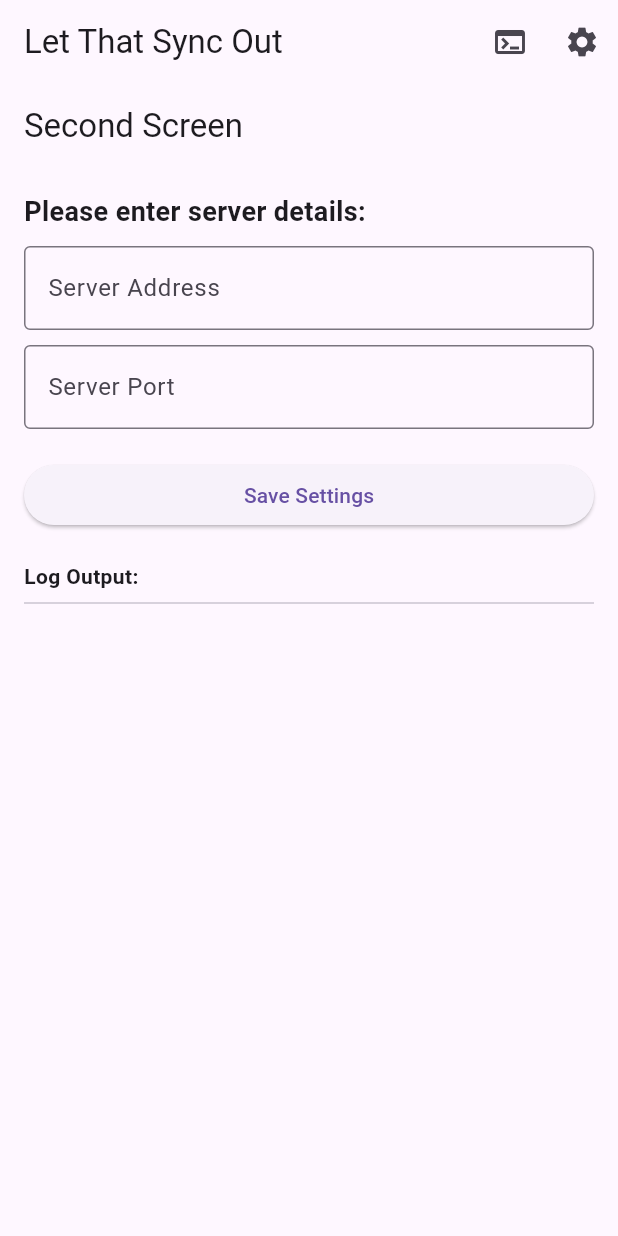
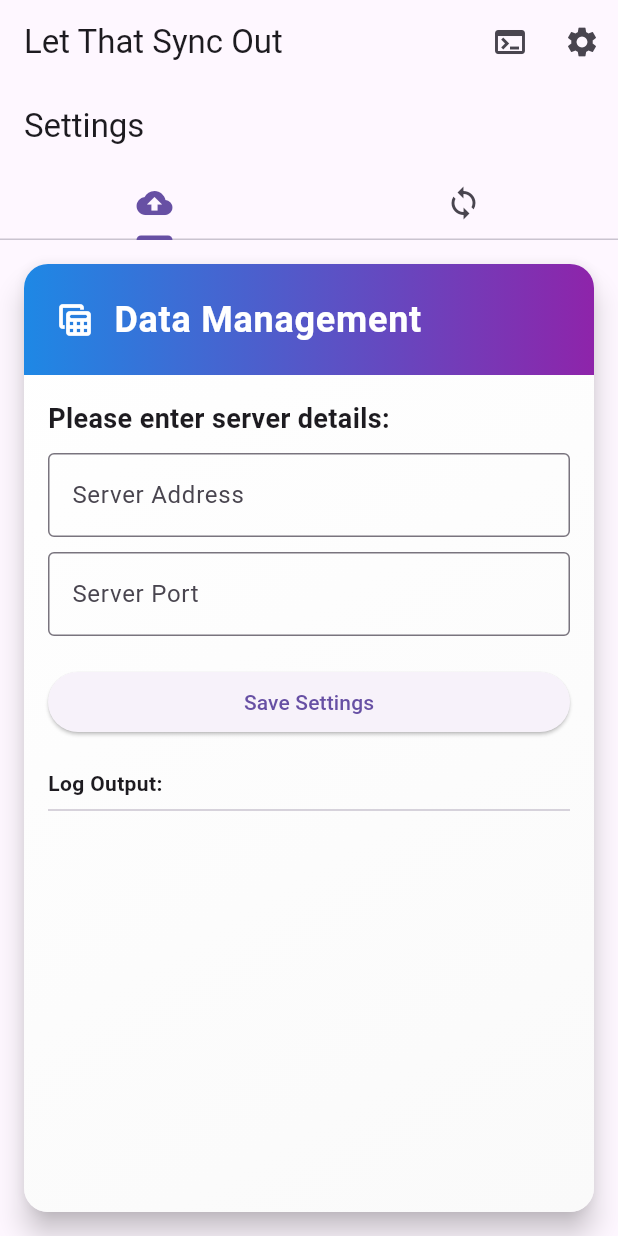
Before and after one commit to vauradkar/letso, a Flutter app: the screen it shows after launch, after a tap on "Save Settings", on a phone screen of 412 x 824 dp. Run offline on Flutter 3.47's test engine with Material 3 defaults, Android fonts, the phone set to English and light mode, and no system bars; our stand-ins replace file_picker, logger, shared_preferences, web; missing offline and left inert: dart_either.

```diff
--- a/ui/lib/app_state.dart
+++ b/ui/lib/app_state.dart
@@ -1,8 +1,15 @@
 import 'package:letso/api.dart';
 import 'package:letso/preferences.dart';
+import 'package:letso/upload_manager.dart';
 
 class AppState {
   final Preferences preferences;
   final Api api;
-  AppState({required this.preferences, required this.api});
+  final UploadManager uploadManager;
+
+  AppState({
+    required this.preferences,
+    required this.api,
+    required this.uploadManager,
+  });
 }
--- a/ui/lib/browser_container.dart
+++ b/ui/lib/browser_container.dart
@@ -81,7 +81,7 @@ class _BrowserContainerState extends State<BrowserContainer> {
           return FileBrowser(
             directory: snapshot.data!.orNull()!,
             eventHandlers: eventHandlers,
-            api: widget.appState.api,
+            appState: widget.appState,
           );
         } else {
           // Handle case where data is null
--- a/ui/lib/data.dart
+++ b/ui/lib/data.dart
@@ -82,3 +82,16 @@ class LookupResult {
       _$LookupResultFromJson(json);
   Map<String, dynamic> toJson() => _$LookupResultToJson(this);
 }
+
+@JsonSerializable()
+class SyncPath {
+  final PortablePath local;
+  final PortablePath remote;
+
+  SyncPath({required this.local, required this.remote});
+
+  Map<String, dynamic> toJson() => _$SyncPathToJson(this);
+
+  static SyncPath fromJson(Map<String, dynamic> json) =>
+      _$SyncPathFromJson(json);
+}
--- a/ui/lib/main.dart
+++ b/ui/lib/main.dart
@@ -6,6 +6,7 @@ import 'package:letso/browser_container.dart';
 import 'package:letso/log_viewer.dart';
 import 'package:letso/preferences.dart';
 import 'package:letso/settings_page.dart';
+import 'package:letso/upload_manager.dart';
 
 // This is the main entry point for the Flutter application.
 void main() async {
@@ -92,7 +93,11 @@ class _MyAppState extends State<MyApp> {
           } else if (snapshot.hasData) {
             Preferences preferences = snapshot.data as Preferences;
             Api api = Api.create(preferences);
-            AppState appState = AppState(preferences: preferences, api: api);
+            AppState appState = AppState(
+              preferences: preferences,
+              api: api,
+              uploadManager: UploadManager(api: api),
+            );
             if (preferences.isConfigured()) {
               return BrowserContainer(appState: appState);
             } else {
--- /dev/null
+++ b/ui/lib/settings.dart
@@ -0,0 +1,41 @@
+import 'dart:convert';
+import 'package:letso/data.dart';
+import 'package:shared_preferences/shared_preferences.dart';
+
+class Settings {
+  String serverAddress = '';
+  String serverPort = '';
+  List<SyncPath> syncPaths = [];
+
+  Settings();
+
+  Future<void> load() async {
+    final prefs = SharedPreferencesAsync();
+    serverAddress = await prefs.getString('serverAddress') ?? '';
+    serverPort = await prefs.getString('serverPort') ?? '';
+    syncPaths =
+        (json.decode(await prefs.getString('syncPaths') ?? '[]') as List)
+            .map((e) => SyncPath.fromJson(e))
+            .toList();
+  }
+
+  Future<void> save() async {
+    final prefs = SharedPreferencesAsync();
+    await prefs.setString('serverAddress', serverAddress);
+    await prefs.setString('serverPort', serverPort);
+    await prefs.setString(
+      'syncPaths',
+      json.encode(syncPaths.map((e) => e.toJson()).toList()),
+    );
+  }
+
+  Future<void> addSyncPath(SyncPath path) async {
+    syncPaths.add(path);
+    await save();
+  }
+
+  Future<void> removeSyncPath(SyncPath path) async {
+    syncPaths.remove(path);
+    await save();
+  }
+}
--- a/ui/lib/settings_page.dart
+++ b/ui/lib/settings_page.dart
@@ -1,5 +1,8 @@
 import 'package:flutter/material.dart';
-import 'package:shared_preferences/shared_preferences.dart';
+import 'package:letso/data.dart';
+import 'package:letso/logger_manager.dart';
+import 'package:letso/settings.dart';
+import 'package:letso/synced_directory_setting.dart';
 
 class SettingsPage extends StatefulWidget {
   final Function onChange;
@@ -10,14 +13,14 @@ class SettingsPage extends StatefulWidget {
 }
 
 class SettingsPageState extends State<SettingsPage> {
+  final Settings _settings = Settings();
+
   // Controllers for the text input fields.
   final TextEditingController _serverAddressController =
       TextEditingController();
   final TextEditingController _serverPortController = TextEditingController();
 
   // State variables for managing the UI.
-  String? _serverAddress;
-  String? _serverPort;
   final List<String> _logOutput = [];
   List<String> currentDirectory = ["."];
 
@@ -29,35 +32,28 @@ class SettingsPageState extends State<SettingsPage> {
 
   // Asynchronously loads the server address and port from SharedPreferencesAsync.
   Future<void> _loadSettings() async {
-    final prefs = SharedPreferencesAsync();
-    String? serverAddress = await prefs.getString('serverAddress');
-    String? serverPort = await prefs.getString('serverPort');
-    _serverAddress = serverAddress;
-    _serverPort = serverPort;
-    _serverAddressController.text = _serverAddress ?? '';
-    _serverPortController.text = _serverPort ?? '';
+    await _settings.load();
+
+    _serverAddressController.text = _settings.serverAddress;
+    _serverPortController.text = _settings.serverPort;
   }
 
   // Asynchronously saves the server address and port to SharedPreferencesAsync.
   Future<void> _saveSettings() async {
-    final prefs = SharedPreferencesAsync();
-    await prefs.setString('serverAddress', _serverAddressController.text);
-    await prefs.setString('serverPort', _serverPortController.text);
     setState(() {
-      _serverAddress = _serverAddressController.text;
-      _serverPort = _serverPortController.text;
+      _settings.serverAddress = _serverAddressController.text;
+      _settings.serverPort = _serverPortController.text;
+
       _logOutput.add('Settings saved successfully.');
     });
+    _settings.save();
     widget.onChange(); // Notify the parent widget about the change.
   }
 
-  @override
-  Widget build(BuildContext context) {
-    return Scaffold(
-      appBar: AppBar(title: Text('Second Screen')),
-      body: FutureBuilder<void>(
-        future: _loadSettings(),
-        builder: (context, snapshot) {
+  Widget buildServerSettings(
+    BuildContext context,
+    AsyncSnapshot<void> snapshot,
+  ) {
     if (snapshot.connectionState == ConnectionState.waiting) {
       return CircularProgressIndicator(); // Show loading indicator
     } else if (snapshot.hasError) {
@@ -86,7 +82,113 @@ class SettingsPageState extends State<SettingsPage> {
         ),
       );
     }
+  }
+
+  Future<void> _updateSyncPath(SyncPath path, String action) async {
+    if (action == 'delete') {
+      setState(() async {
+        await _settings.removeSyncPath(path);
+      });
+    } else if (action == 'sync') {
+      setState(() async {
+        logger.d('Sync action triggered for: $path');
+      });
+      await _settings.save();
+    } else if (action == 'add') {
+      setState(() async {
+        await _settings.addSyncPath(path);
+      });
+    }
+  }
+
+  Widget buildDecoration(Widget child) {
+    return Card(
+      elevation: 8,
+      margin: const EdgeInsets.all(16),
+      shape: RoundedRectangleBorder(borderRadius: BorderRadius.circular(16)),
+      child: Container(
+        decoration: BoxDecoration(
+          borderRadius: BorderRadius.circular(16),
+          gradient: LinearGradient(
+            begin: Alignment.topLeft,
+            end: Alignment.bottomRight,
+            colors: [Colors.white, Colors.grey.shade50],
+          ),
+        ),
+        child: Column(
+          crossAxisAlignment: CrossAxisAlignment.stretch,
+          children: [
+            _buildHeader(),
+            Expanded(child: child),
+          ],
+        ),
+      ),
+    );
+  }
+
+  Widget _buildHeader() {
+    return Container(
+      padding: const EdgeInsets.all(20),
+      decoration: BoxDecoration(
+        borderRadius: const BorderRadius.only(
+          topLeft: Radius.circular(16),
+          topRight: Radius.circular(16),
+        ),
+        gradient: LinearGradient(
+          begin: Alignment.centerLeft,
+          end: Alignment.centerRight,
+          colors: [Colors.blue.shade600, Colors.purple.shade600],
+        ),
+      ),
+      child: Row(
+        children: [
+          Icon(Icons.table_view_rounded, color: Colors.white, size: 28),
+          const SizedBox(width: 12),
+          Text(
+            'Data Management',
+            style: TextStyle(
+              fontSize: 24,
+              fontWeight: FontWeight.bold,
+              color: Colors.white,
+              letterSpacing: 0.5,
+            ),
+          ),
+        ],
+      ),
+    );
+  }
+
+  @override
+  Widget build(BuildContext context) {
+    return DefaultTabController(
+      length: 2,
+      child: Scaffold(
+        appBar: AppBar(
+          title: Text('Settings'),
+          bottom: const TabBar(
+            tabs: [
+              Tab(icon: Icon(Icons.backup)),
+              Tab(icon: Icon(Icons.sync)),
+            ],
+          ),
+        ),
+
+        body: FutureBuilder<void>(
+          future: _loadSettings(),
+          builder: (context, snapshot) {
+            return TabBarView(
+              children: [
+                buildDecoration(buildServerSettings(context, snapshot)),
+                buildDecoration(
+                  SyncedDirectorySetting(
+                    dataFuture: _settings.syncPaths,
+                    onActionPressed: _updateSyncPath,
+                  ),
+                ),
+              ],
+            );
           },
+        ),
       ),
     );
   }
--- a/ui/pubspec.yaml
+++ b/ui/pubspec.yaml
@@ -43,6 +43,7 @@ dependencies:
   dart_either: ^2.0.0
   logger: ^2.6.1
   path_provider: ^2.1.5
+  path: ^1.9.1
 
 dev_dependencies:
   flutter_test:
```
Also changed, not shown: ui/lib/file_browser.dart (+25 -14 lines), ui/lib/synced_directory_setting.dart (added, +152 -0 lines), ui/lib/upload_manager.dart (+63 -15 lines), ui/lib/data.g.dart, ui/pubspec.lock. Lines whose indentation alone changed are shown as unchanged.
